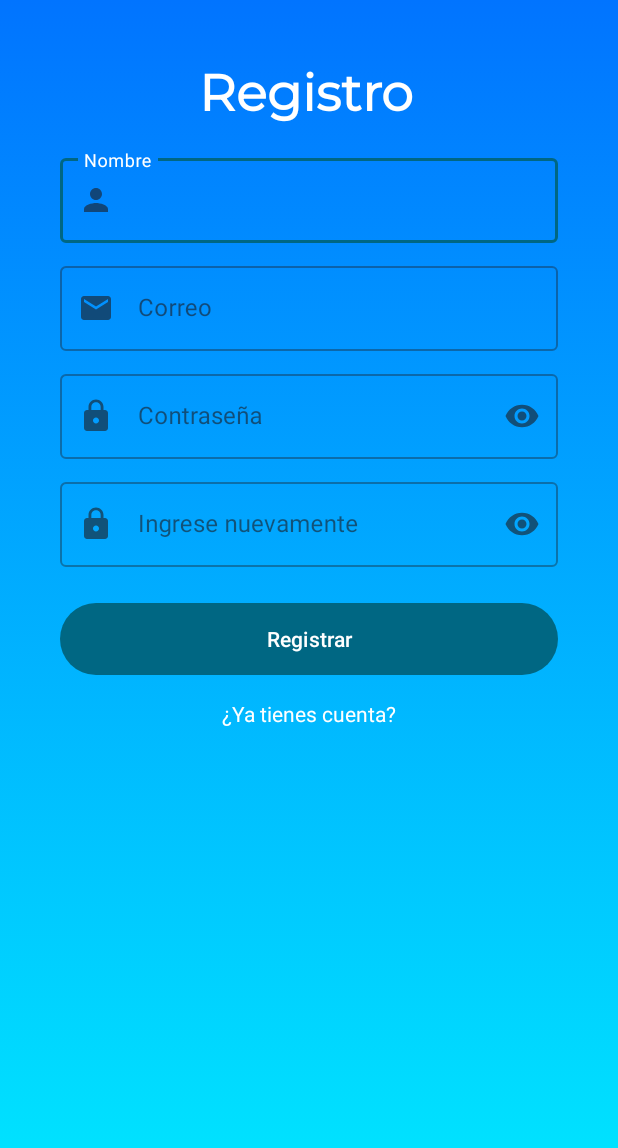
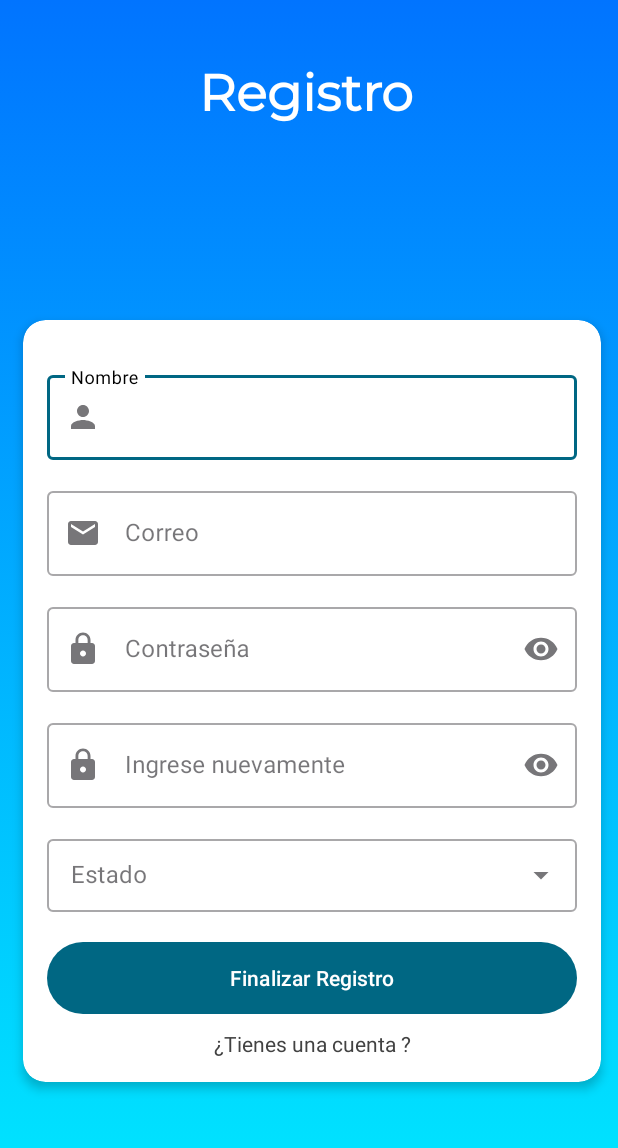
Before and after one commit to ArturoManuel/Weeking, an Android app: the RegistroActivity screen opened directly, with no data from a screen before it, on a phone screen of 412 x 824 dp. Shown: the top 1148 px of the screen. Run offline under Robolectric (Android 15) with nearby library versions, the phone set to English and light mode, and no system bars.

Commit message:
Mejora de la vista de registro y loguin

```diff
--- a/app/src/main/java/com/example/weeking/RegistroActivity.java
+++ b/app/src/main/java/com/example/weeking/RegistroActivity.java
@@ -4,27 +4,57 @@ import androidx.appcompat.app.AppCompatActivity;
 
 import android.content.Intent;
 import android.os.Bundle;
+import android.view.View;
+import android.widget.AdapterView;
+import android.widget.AdapterViewAnimator;
+import android.widget.ArrayAdapter;
+import android.widget.AutoCompleteTextView;
 import android.widget.Button;
 import android.widget.TextView;
+import android.widget.Toast;
 
 public class RegistroActivity extends AppCompatActivity {
+
+    String[] items ={"Egresado","Estudiante"};
+
+    AutoCompleteTextView autoCompleteTextView;
+
+    ArrayAdapter<String> adapter;
+
 
     @Override
     protected void onCreate(Bundle savedInstanceState) {
         super.onCreate(savedInstanceState);
         setContentView(R.layout.activity_registro);
+
         TextView text = findViewById(R.id.tienescuenta);
-        text.setOnClickListener( view -> {
-            Intent intent = new Intent(RegistroActivity.this, MainActivity.class);
-            startActivity(intent);
-            finish();
-        });
         Button button = findViewById(R.id.btnRegister);
-        button.setOnClickListener(view -> {
-            Intent intent = new Intent(RegistroActivity.this,EstadoActivity.class);
-            startActivity(intent);
-            finish();
+
+        autoCompleteTextView = findViewById(R.id.estados);
+        adapter = new ArrayAdapter<String>(this,R.layout.linear_items,items);
+
+
+        autoCompleteTextView.setAdapter(adapter);
+
+        autoCompleteTextView.setOnItemClickListener(new AdapterView.OnItemClickListener() {
+            @Override
+            public void onItemClick(AdapterView<?> parent, View view, int position, long id) {
+                String item = parent.getItemAtPosition(position).toString();
+                Toast.makeText(getApplicationContext(),"Item: "+item,Toast.LENGTH_SHORT).show();
+            }
         });
 
+
+        text.setOnClickListener(v -> navigateToActivity(MainActivity.class));
+        button.setOnClickListener(v -> navigateToActivity(EstadoActivity.class));
+
     }
+
+    private void navigateToActivity(Class<?> destinationClass) {
+        Intent intent = new Intent(RegistroActivity.this, destinationClass);
+        startActivity(intent);
+        finish();
+    }
+
+
 }
--- a/app/src/main/res/layout/activity_registro.xml
+++ b/app/src/main/res/layout/activity_registro.xml
@@ -23,25 +23,36 @@
         app:layout_constraintEnd_toEndOf="parent"
         app:layout_constraintHorizontal_bias="0.484"
         app:layout_constraintStart_toStartOf="parent"
-        app:layout_constraintTop_toBottomOf="@+id/usuario_registro"
         app:layout_constraintTop_toTopOf="parent" />
 
+    <androidx.cardview.widget.CardView
+        android:layout_width="match_parent"
+        android:layout_height="wrap_content"
+
+        android:layout_marginStart="15dp"
+        android:layout_marginTop="20dp"
+        android:layout_marginEnd="11dp"
+        app:cardCornerRadius="15dp"
+        app:cardElevation="4dp"
+        app:layout_constraintBottom_toBottomOf="parent"
+        app:layout_constraintEnd_toEndOf="parent"
+        app:layout_constraintStart_toStartOf="parent"
+        app:layout_constraintTop_toBottomOf="@+id/logo">
+
+        <LinearLayout
+            android:layout_width="match_parent"
+            android:layout_height="wrap_content"
+            android:layout_marginTop="15dp"
+            android:orientation="vertical"
+            android:padding="16dp">
             <com.google.android.material.textfield.TextInputLayout
                 android:id="@+id/usuario_registro"
                 style="@style/Widget.MaterialComponents.TextInputLayout.OutlinedBox"
                 android:layout_width="match_parent"
                 android:layout_height="wrap_content"
-        android:layout_marginStart="40dp"
-        android:layout_marginTop="10dp"
-        android:layout_marginEnd="40dp"
-        android:layout_marginBottom="20dp"
                 android:hint="Nombre"
-        app:helperTextTextColor="@color/colorWhite"
-        app:hintTextColor="@color/colorWhite"
-        app:layout_constraintBottom_toTopOf="@+id/correo_registro"
-        app:layout_constraintEnd_toEndOf="parent"
-        app:layout_constraintStart_toStartOf="parent"
-        app:layout_constraintTop_toBottomOf="@+id/logo"
+                app:helperTextTextColor="@color/colorBlack"
+                app:hintTextColor="@color/colorBlack"
                 app:startIconDrawable="@drawable/ic_person">
 
                 <com.google.android.material.textfield.TextInputEditText
@@ -50,7 +61,8 @@
                     android:layout_height="wrap_content"
                     android:layout_weight="1"
                     android:maxLength="21"
-            android:textColor="@color/colorWhite" />
+                    android:textColor="@color/colorWhite"
+                    android:textColorHighlight="@color/cardview_dark_background" />
 
             </com.google.android.material.textfield.TextInputLayout>
 
@@ -59,15 +71,9 @@
                 style="@style/Widget.MaterialComponents.TextInputLayout.OutlinedBox"
                 android:layout_width="match_parent"
                 android:layout_height="wrap_content"
-        android:layout_marginStart="40dp"
-        android:layout_marginTop="10dp"
-        android:layout_marginEnd="40dp"
+                android:layout_marginTop="15dp"
                 android:hint="Correo"
                 app:helperTextTextColor="@color/cardview_dark_background"
-        app:layout_constraintEnd_toEndOf="parent"
-        app:layout_constraintHorizontal_bias="0.0"
-        app:layout_constraintStart_toStartOf="parent"
-        app:layout_constraintTop_toBottomOf="@+id/usuario_registro"
                 app:startIconDrawable="@drawable/baseline_email_24">
 
                 <com.google.android.material.textfield.TextInputEditText
@@ -83,16 +89,11 @@
                 style="@style/Widget.MaterialComponents.TextInputLayout.OutlinedBox"
                 android:layout_width="match_parent"
                 android:layout_height="wrap_content"
-        android:layout_marginStart="40dp"
-        android:layout_marginTop="10dp"
-        android:layout_marginEnd="40dp"
                 android:hint="Contraseña"
                 app:endIconMode="password_toggle"
+                android:layout_marginTop="15dp"
                 app:helperTextTextColor="@color/cardview_dark_background"
                 app:layout_constraintEnd_toEndOf="parent"
-        app:layout_constraintHorizontal_bias="0.0"
-        app:layout_constraintStart_toStartOf="parent"
-        app:layout_constraintTop_toBottomOf="@+id/correo_registro"
                 app:startIconDrawable="@drawable/baseline_lock_24">
 
                 <com.google.android.material.textfield.TextInputEditText
@@ -108,16 +109,11 @@
                 style="@style/Widget.MaterialComponents.TextInputLayout.OutlinedBox"
                 android:layout_width="match_parent"
                 android:layout_height="wrap_content"
-        android:layout_marginStart="40dp"
-        android:layout_marginTop="10dp"
-        android:layout_marginEnd="40dp"
                 android:hint="Ingrese nuevamente"
+                android:layout_marginTop="15dp"
                 app:endIconMode="password_toggle"
                 app:helperTextTextColor="@color/cardview_dark_background"
                 app:layout_constraintEnd_toEndOf="parent"
-        app:layout_constraintHorizontal_bias="0.0"
-        app:layout_constraintStart_toStartOf="parent"
-        app:layout_constraintTop_toBottomOf="@+id/contraseña_registro"
                 app:startIconDrawable="@drawable/baseline_lock_24">
 
                 <com.google.android.material.textfield.TextInputEditText
@@ -129,31 +125,44 @@
                     android:maxLength="21" />
             </com.google.android.material.textfield.TextInputLayout>
 
+            <com.google.android.material.textfield.TextInputLayout
+                style="@style/Widget.MaterialComponents.TextInputLayout.OutlinedBox.Dense.ExposedDropdownMenu"
+                android:layout_width="match_parent"
+                android:layout_height="wrap_content"
+                android:hint="Estado"
+                android:layout_marginTop="15dp"
+                >
+                <AutoCompleteTextView
+                    android:id="@+id/estados"
+                    android:layout_width="match_parent"
+                    android:layout_height="match_parent"
+                    android:layout_weight="1"
+                    android:inputType="none">
+                </AutoCompleteTextView>
+            </com.google.android.material.textfield.TextInputLayout>
+
+            <Button
+                android:id="@+id/btnRegister"
+                android:background="@drawable/btn_bg"
+                android:text="Finalizar Registro"
+                android:layout_width="match_parent"
+                android:layout_height="wrap_content"
+                android:layout_marginTop="20dp"  />
+
+            <TextView
+                android:id="@+id/tienescuenta"
+                android:layout_width="match_parent"
+                android:layout_height="match_parent"
+                android:layout_marginTop="10dp"
+                android:gravity="center"
+                android:text="¿Tienes una cuenta ?"
+                android:textColor="@color/cardview_dark_background"
+                />
+
+        </LinearLayout>
+    </androidx.cardview.widget.CardView>
 
 
 
-    <Button
-        android:id="@+id/btnRegister"
-        android:layout_width="0dp"
-        android:layout_height="wrap_content"
-        android:layout_marginTop="24dp"
-        android:background="@drawable/btn_bg"
-        android:text="Registrar"
-        app:layout_constraintEnd_toEndOf="@+id/contraseña_registro2"
-        app:layout_constraintStart_toStartOf="@+id/contraseña_registro2"
-        app:layout_constraintTop_toBottomOf="@+id/contraseña_registro2" />
-
-    <TextView
-        android:id="@+id/tienescuenta"
-        android:layout_width="wrap_content"
-        android:layout_height="wrap_content"
-        android:layout_marginTop="16dp"
-        android:shadowColor="@color/colorWhite"
-        android:text="¿Ya tienes cuenta?"
-        android:textColor="@color/colorWhite"
-        app:layout_constraintEnd_toEndOf="@+id/btnRegister"
-        app:layout_constraintStart_toStartOf="@+id/btnRegister"
-        app:layout_constraintTop_toBottomOf="@+id/btnRegister" />
-
 
 </androidx.constraintlayout.widget.ConstraintLayout>
--- /dev/null
+++ b/app/src/main/res/layout/linear_items.xml
@@ -0,0 +1,11 @@
+<?xml version="1.0" encoding="utf-8"?>
+<TextView xmlns:android="http://schemas.android.com/apk/res/android"
+    android:layout_width="match_parent"
+    android:layout_height="match_parent"
+    android:padding="16dp"
+    android:ellipsize="end"
+    android:maxLines="1"
+    android:textAppearance="?attr/textAppearanceSubtitle1"
+    >
+
+</TextView>
--- a/app/src/main/res/values/strings.xml
+++ b/app/src/main/res/values/strings.xml
@@ -1,8 +1,5 @@
 <resources>
     <string name="app_name">weeking</string>
 
-    <string-array name="estados">
-        <item>Egresado</item>
-        <item>Estudiante</item>
-    </string-array>
+    <string-array name="select">Select items</string-array>
 </resources>
```
Lines whose indentation alone changed are shown as unchanged.
